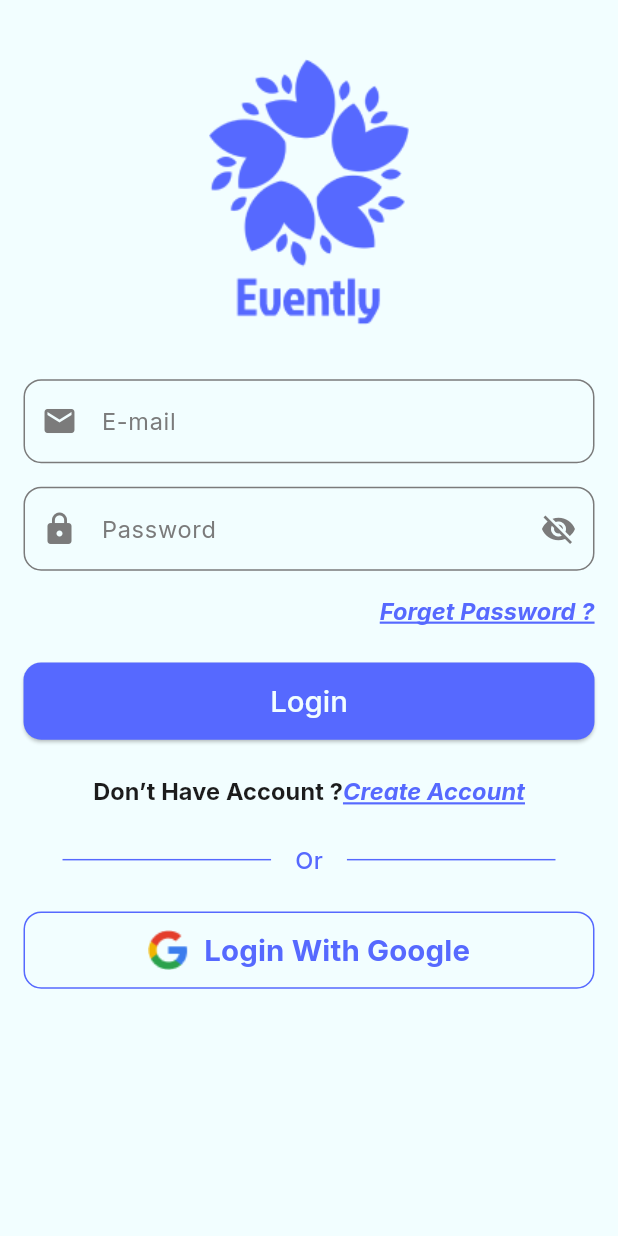
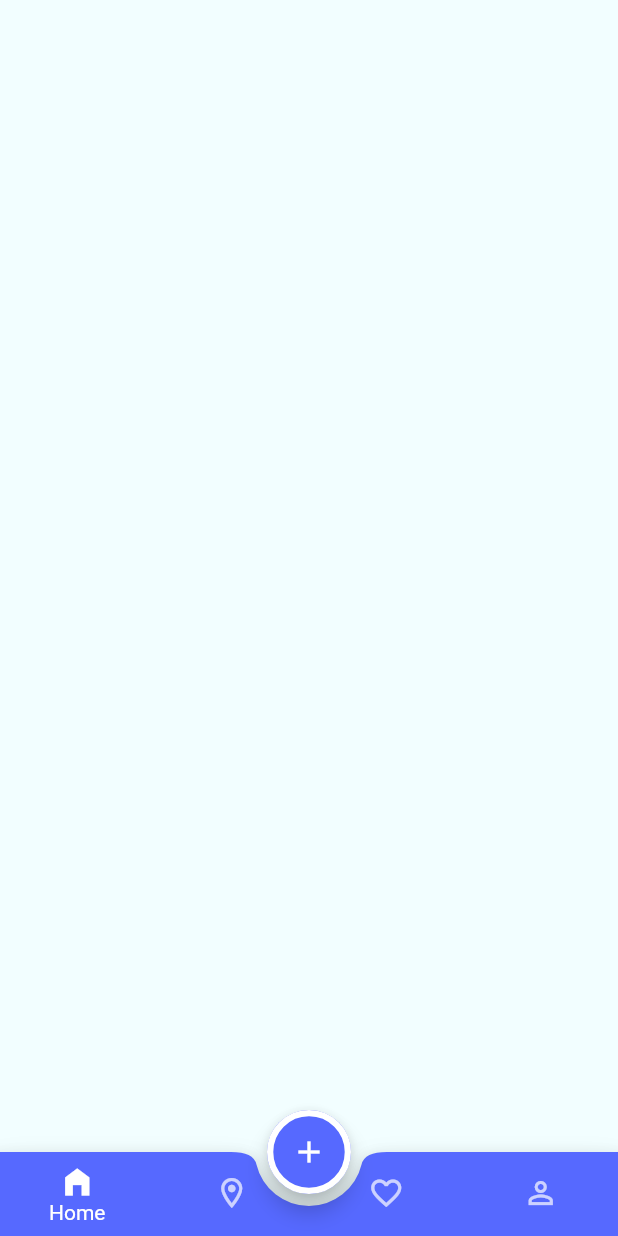
Before and after one commit to kareem-79/evently, a Flutter app: the screen it shows after launch, on a phone screen of 412 x 824 dp. Run offline on Flutter 3.47's test engine with Material 3 defaults, Android fonts, the phone set to English and light mode, and no system bars; our stand-ins replace flutter_screenutil, google_fonts.

Commit message:
mainLayout

```diff
--- a/lib/config/theme/theme_manager.dart
+++ b/lib/config/theme/theme_manager.dart
@@ -5,6 +5,7 @@
 
 class ThemeManager {
   static final ThemeData light = ThemeData(
+    useMaterial3: false,
     appBarTheme: AppBarTheme(
       backgroundColor: ColorsManager.whiteBlue,
       foregroundColor: ColorsManager.blue,
@@ -14,6 +15,9 @@
       ),
       centerTitle: true,
     ),
+    floatingActionButtonTheme: FloatingActionButtonThemeData(
+      backgroundColor: ColorsManager.blue,
+      shape:StadiumBorder(side: BorderSide(color: ColorsManager.white,width: 4.w),) ),
     scaffoldBackgroundColor: ColorsManager.whiteBlue,
     elevatedButtonTheme: ElevatedButtonThemeData(
       style: ElevatedButton.styleFrom(
@@ -62,6 +66,19 @@
         fontWeight: FontWeight.bold,
       ),
     ),
+    bottomNavigationBarTheme: BottomNavigationBarThemeData(
+        backgroundColor: Colors.transparent,
+        elevation: 0,
+      type: BottomNavigationBarType.fixed,
+      selectedItemColor: ColorsManager.white,
+      unselectedItemColor: ColorsManager.white,
+      showUnselectedLabels: false
+    ),
+    bottomAppBarTheme: BottomAppBarTheme(
+      color: ColorsManager.blue,
+      shape: const CircularNotchedRectangle(),
+
+    )
   );
   static final ThemeData dark = ThemeData();
 }
--- a/lib/core/resources/routes_manager.dart
+++ b/lib/core/resources/routes_manager.dart
@@ -1,10 +1,12 @@
 import 'package:evently/features/authentication/login/login_screen.dart';
 import 'package:evently/features/authentication/register/register_screen.dart';
+import 'package:evently/features/layout/main_layout.dart';
 import 'package:flutter/cupertino.dart';
 
 class RoutesManager {
   static const String register = "/register";
-  static const String login = "Login";
+  static const String login = "/Login";
+  static const String mainLayout = "/MainLayout";
 
   static Route? getRoute(RouteSettings settings) {
     switch (settings.name) {
@@ -16,6 +18,10 @@
         {
           return CupertinoPageRoute(builder: (context) => LoginScreen());
         }
+      case mainLayout:
+        {
+          return CupertinoPageRoute(builder: (context) => MainLayout());
+        }
     }
   }
 }
--- a/lib/features/authentication/login/login_screen.dart
+++ b/lib/features/authentication/login/login_screen.dart
@@ -191,6 +191,7 @@
   void _login() {
     if (formKey.currentState?.validate() ?? false) {
       print("Now login...");
+      Navigator.pushReplacementNamed(context, RoutesManager.mainLayout);
     }
   }
 }
--- /dev/null
+++ b/lib/features/layout/fav/fav_tab.dart
@@ -0,0 +1,10 @@
+import 'package:flutter/material.dart';
+
+class FavTab extends StatelessWidget {
+  const FavTab({super.key});
+
+  @override
+  Widget build(BuildContext context) {
+    return Scaffold();
+  }
+}
--- /dev/null
+++ b/lib/features/layout/home/home_tab.dart
@@ -0,0 +1,12 @@
+import 'package:flutter/material.dart';
+
+class HomeTab extends StatelessWidget {
+  const HomeTab({super.key});
+
+  @override
+  Widget build(BuildContext context) {
+    return Scaffold(
+
+    );
+  }
+}
--- /dev/null
+++ b/lib/features/layout/main_layout.dart
@@ -0,0 +1,80 @@
+import 'package:evently/core/resources/colors_manager.dart';
+import 'package:evently/features/layout/fav/fav_tab.dart';
+import 'package:evently/features/layout/home/home_tab.dart';
+import 'package:evently/features/layout/map/map_tab.dart';
+import 'package:evently/features/layout/profile/profile_tab.dart';
+import 'package:flutter/material.dart';
+
+class MainLayout extends StatefulWidget {
+  const MainLayout({super.key});
+
+  @override
+  State<MainLayout> createState() => _MainLayoutState();
+}
+
+class _MainLayoutState extends State<MainLayout> {
+  int selectedIndex = 0;
+
+  final List<Widget> tabs = [
+    HomeTab(),
+    MapTab(),
+    FavTab(),
+    ProfileTab(),
+  ];
+
+  @override
+  Widget build(BuildContext context) {
+    return Scaffold(
+      extendBody: true,
+      body: tabs[selectedIndex],
+      floatingActionButtonLocation: FloatingActionButtonLocation.centerDocked,
+      floatingActionButton: FloatingActionButton(
+        onPressed: () {},
+        child: const Icon(Icons.add),
+      ),
+      bottomNavigationBar: BottomAppBar(
+        notchMargin: 8,
+        child: BottomNavigationBar(
+
+          currentIndex: selectedIndex,
+          type: BottomNavigationBarType.fixed,
+          selectedItemColor: Colors.white,
+          unselectedItemColor: Colors.white70,
+          onTap: (newIndex) {
+            setState(() {
+              selectedIndex = newIndex;
+            });
+          },
+          items: [
+            BottomNavigationBarItem(
+              icon: Icon(
+                selectedIndex == 0 ? Icons.home_filled : Icons.home_outlined,
+              ),
+              label: "Home",
+            ),
+            BottomNavigationBarItem(
+              icon: Icon(
+                selectedIndex == 1
+                    ? Icons.location_on_sharp
+                    : Icons.location_on_outlined,
+              ),
+              label: "Map",
+            ),
+            BottomNavigationBarItem(
+              icon: Icon(
+                selectedIndex == 2 ? Icons.favorite : Icons.favorite_outline,
+              ),
+              label: "Favorite",
+            ),
+            BottomNavigationBarItem(
+              icon: Icon(
+                selectedIndex == 3 ? Icons.person : Icons.person_outline,
+              ),
+              label: "Person",
+            ),
+          ],
+        ),
+      ),
+    );
+  }
+}
--- /dev/null
+++ b/lib/features/layout/map/map_tab.dart
@@ -0,0 +1,10 @@
+import 'package:flutter/material.dart';
+
+class MapTab extends StatelessWidget {
+  const MapTab({super.key});
+
+  @override
+  Widget build(BuildContext context) {
+    return Scaffold(backgroundColor: Colors.red,);
+  }
+}
--- /dev/null
+++ b/lib/features/layout/profile/profile_tab.dart
@@ -0,0 +1,10 @@
+import 'package:flutter/material.dart';
+
+class ProfileTab extends StatelessWidget {
+  const ProfileTab({super.key});
+
+  @override
+  Widget build(BuildContext context) {
+    return Scaffold();
+  }
+}
--- a/lib/main.dart
+++ b/lib/main.dart
@@ -18,7 +18,7 @@
       builder: (context, child) => MaterialApp(
         debugShowCheckedModeBanner: false,
         onGenerateRoute: RoutesManager.getRoute,
-        initialRoute: RoutesManager.login,
+        initialRoute: RoutesManager.mainLayout,
         theme: ThemeManager.light,
         darkTheme: ThemeManager.dark,
         themeMode: ThemeMode.light,
```
